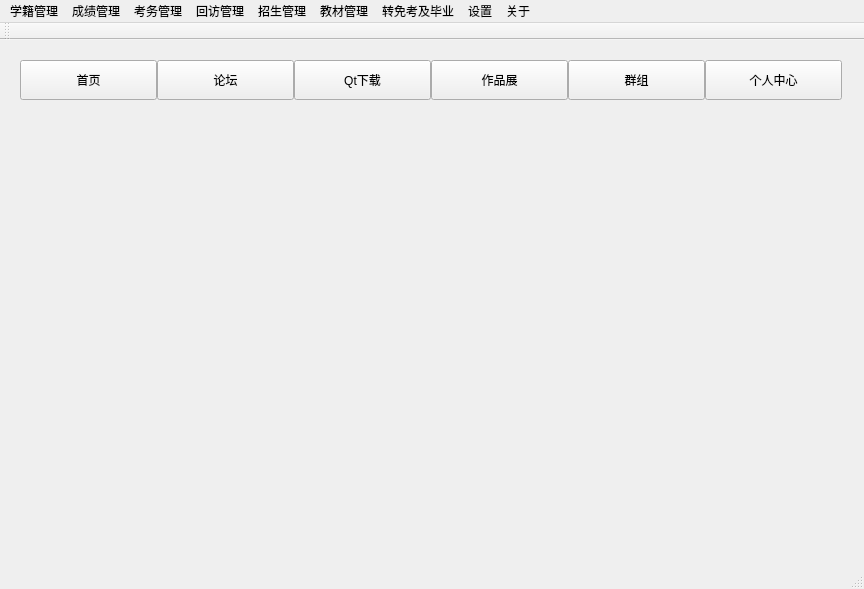
Above: mainwindow.ui from redisread/InfoManageSystem before the change. Below: the same form after it.
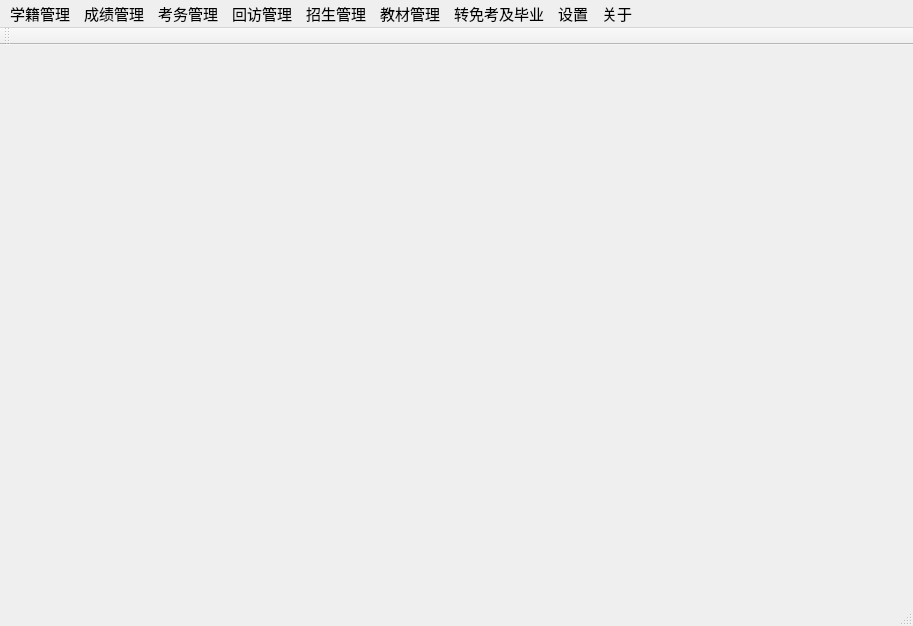
That is the form after the change. Custom widgets are drawn as their Qt base class.

The edit to the form file:
```diff
--- a/mainwindow.ui
+++ b/mainwindow.ui
@@ -6,141 +6,28 @@
    <rect>
     <x>0</x>
     <y>0</y>
-    <width>864</width>
-    <height>589</height>
+    <width>913</width>
+    <height>626</height>
    </rect>
   </property>
   <property name="windowTitle">
    <string>MainWindow</string>
   </property>
-  <widget class="QWidget" name="centralWidget">
-   <widget class="QWidget" name="widgetNav7" native="true">
-    <property name="geometry">
-     <rect>
-      <x>20</x>
-      <y>20</y>
-      <width>822</width>
-      <height>40</height>
-     </rect>
-    </property>
-    <property name="minimumSize">
-     <size>
-      <width>0</width>
-      <height>40</height>
-     </size>
-    </property>
-    <property name="maximumSize">
-     <size>
-      <width>16777215</width>
-      <height>40</height>
-     </size>
-    </property>
-    <layout class="QHBoxLayout" name="horizontalLayout_2">
-     <property name="spacing">
-      <number>0</number>
-     </property>
-     <property name="leftMargin">
-      <number>0</number>
-     </property>
-     <property name="topMargin">
-      <number>0</number>
-     </property>
-     <property name="rightMargin">
-      <number>0</number>
-     </property>
-     <property name="bottomMargin">
-      <number>0</number>
-     </property>
-     <item>
-      <widget class="NavButton" name="navButton71">
-       <property name="sizePolicy">
-        <sizepolicy hsizetype="Minimum" vsizetype="Expanding">
-         <horstretch>0</horstretch>
-         <verstretch>0</verstretch>
-        </sizepolicy>
-       </property>
-       <property name="text">
-        <string>首页</string>
-       </property>
-      </widget>
-     </item>
-     <item>
-      <widget class="NavButton" name="navButton72">
-       <property name="sizePolicy">
-        <sizepolicy hsizetype="Minimum" vsizetype="Expanding">
-         <horstretch>0</horstretch>
-         <verstretch>0</verstretch>
-        </sizepolicy>
-       </property>
-       <property name="text">
-        <string>论坛</string>
-       </property>
-      </widget>
-     </item>
-     <item>
-      <widget class="NavButton" name="navButton73">
-       <property name="sizePolicy">
-        <sizepolicy hsizetype="Minimum" vsizetype="Expanding">
-         <horstretch>0</horstretch>
-         <verstretch>0</verstretch>
-        </sizepolicy>
-       </property>
-       <property name="text">
-        <string>Qt下载</string>
-       </property>
-      </widget>
-     </item>
-     <item>
-      <widget class="NavButton" name="navButton74">
-       <property name="sizePolicy">
-        <sizepolicy hsizetype="Minimum" vsizetype="Expanding">
-         <horstretch>0</horstretch>
-         <verstretch>0</verstretch>
-        </sizepolicy>
-       </property>
-       <property name="text">
-        <string>作品展</string>
-       </property>
-      </widget>
-     </item>
-     <item>
-      <widget class="NavButton" name="navButton75">
-       <property name="sizePolicy">
-        <sizepolicy hsizetype="Minimum" vsizetype="Expanding">
-         <horstretch>0</horstretch>
-         <verstretch>0</verstretch>
-        </sizepolicy>
-       </property>
-       <property name="text">
-        <string>群组</string>
-       </property>
-      </widget>
-     </item>
-     <item>
-      <widget class="NavButton" name="navButton76">
-       <property name="sizePolicy">
-        <sizepolicy hsizetype="Minimum" vsizetype="Expanding">
-         <horstretch>0</horstretch>
-         <verstretch>0</verstretch>
-        </sizepolicy>
-       </property>
-       <property name="text">
-        <string>个人中心</string>
-       </property>
-      </widget>
-     </item>
-    </layout>
-   </widget>
-  </widget>
+  <widget class="QWidget" name="centralWidget"/>
   <widget class="QMenuBar" name="menuBar">
    <property name="geometry">
     <rect>
      <x>0</x>
      <y>0</y>
-     <width>864</width>
-     <height>26</height>
+     <width>913</width>
+     <height>30</height>
     </rect>
    </property>
+   <property name="font">
+    <font>
+     <pointsize>11</pointsize>
+    </font>
+   </property>
    <widget class="QMenu" name="menuruanjian">
     <property name="title">
      <string>学籍管理</string>
@@ -327,13 +214,6 @@
   </action>
  </widget>
  <layoutdefault spacing="6" margin="11"/>
- <customwidgets>
-  <customwidget>
-   <class>NavButton</class>
-   <extends>QPushButton</extends>
-   <header>navbutton.h</header>
-  </customwidget>
- </customwidgets>
  <resources/>
  <connections/>
 </ui>
```
